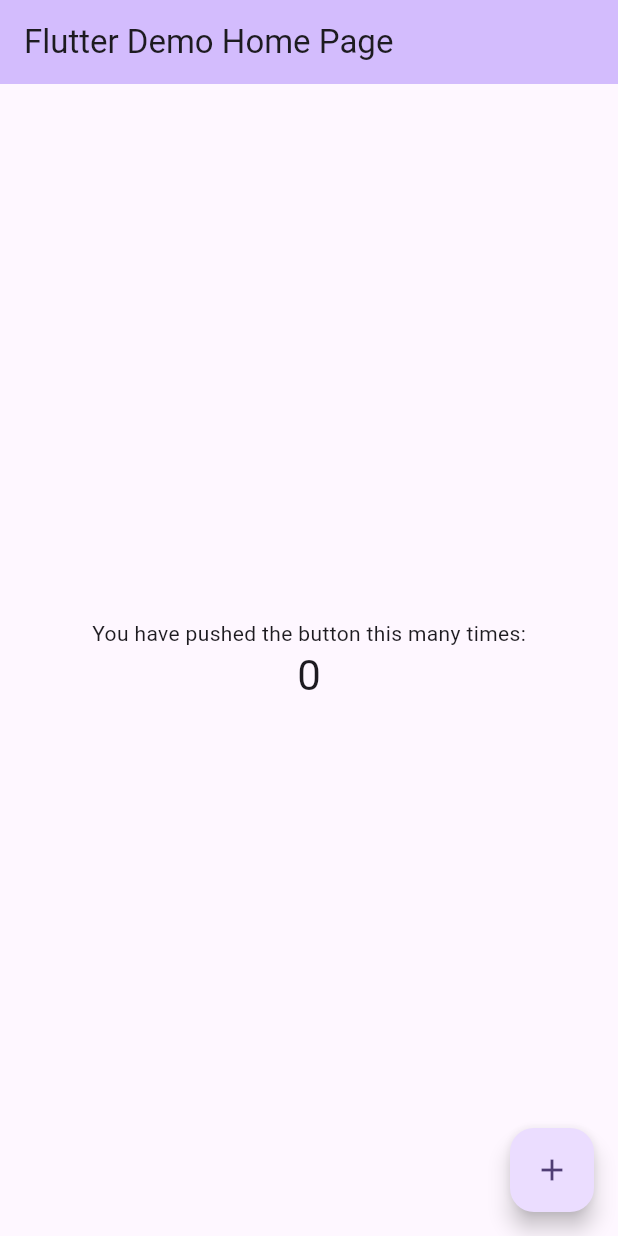
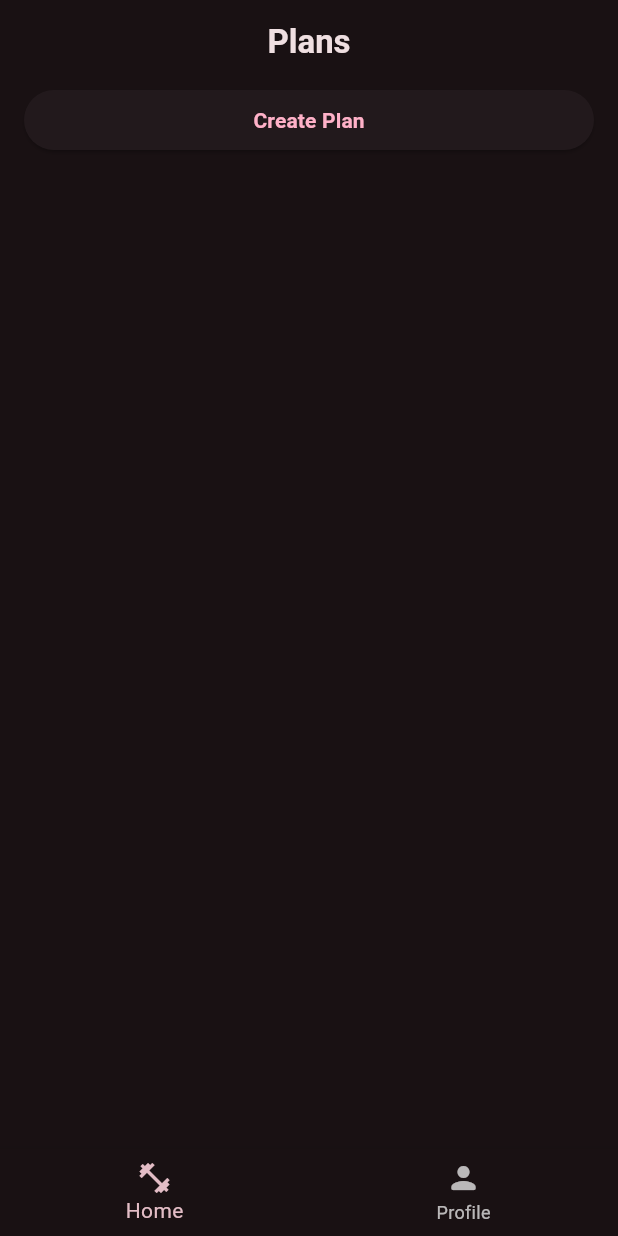
Before and after one commit to Lubsi22/trainsmarter, a Flutter app: the screen it shows after launch, on a phone screen of 412 x 824 dp. Run offline on Flutter 3.47's test engine with Material 3 defaults, Android fonts, the phone set to English and light mode, and no system bars; our stand-ins replace cloud_firestore, firebase_core, multi_dropdown; accounts and stored records are empty.

Commit message:
Some UI and basic Models

```diff
--- /dev/null
+++ b/lib/Model/Exercise.dart
@@ -0,0 +1,52 @@
+import 'package:cloud_firestore/cloud_firestore.dart';
+
+class Exercise {
+
+  final String eName;
+  final List<String>? primaryMuscles;
+  final List<String>? secondaryMuscles;
+  final String? equipment;
+  final int? series;
+  final List<int>? kg;
+  final List<int>? reps;
+
+
+  Exercise({
+    required this.eName,
+    this.primaryMuscles,
+    this.secondaryMuscles,
+    this.equipment,
+    this.series,
+    this.kg,
+    this.reps
+  });
+
+  factory Exercise.fromFirestore(
+      DocumentSnapshot<Map<String, dynamic>> snapshot,
+      SnapshotOptions? options,
+      ) {
+      final data = snapshot.data();
+      return Exercise(
+          eName: data?['eName'],
+          primaryMuscles: data?['primaryMuscles'] is Iterable ? List.from(data?['primaryMuscles']) : null,
+          secondaryMuscles: data?['secondaryMuscles'] is Iterable ? List.from(data?['secondaryMuscles']) : null,
+          equipment: data?['equipment'],
+          series: data?['series'],
+          kg: data?['kg'] is Iterable ? List.from(data?['kg']) : null,
+          reps: data?['reps'] is Iterable ? List.from(data?['reps']) : null,
+      );
+  }
+
+  Map<String, dynamic> toFirestore() {
+    return {
+      'eName': eName,
+      'primaryMuscles': primaryMuscles,
+      'secondaryMuscles' : secondaryMuscles,
+      'equipment' : equipment,
+      'series' : series,
+      'kg' : kg,
+      'reps' : reps,
+    };
+  }
+
+}
--- /dev/null
+++ b/lib/Model/Plan.dart
@@ -0,0 +1,40 @@
+import 'package:cloud_firestore/cloud_firestore.dart';
+import 'package:trainsmarter/Model/Exercise.dart';
+
+class Plan{
+
+  final String pName;
+  final List<Exercise>? exercises;
+  final int? totalKg;
+  final int? totalSeries;
+
+  Plan({
+    required this.pName,
+    this.exercises,
+    this.totalKg,
+    this.totalSeries,
+  });
+
+  factory Plan.fromFirestore(
+      DocumentSnapshot<Map<String, dynamic>> snapshot,
+      SnapshotOptions? options,
+      ) {
+      final data = snapshot.data();
+      return Plan(
+        pName: data?['pName'],
+        exercises: data?['exercises'] is Iterable ? List.from(data?['exercises']) : null,
+        totalKg: data?['totalKg'],
+        totalSeries: data?['totalSeries'],
+      );
+  }
+
+  Map<String, dynamic> toFirestore() {
+    return {
+      'pName' : pName,
+      'exercises' : exercises,
+      'totalKg' : totalKg,
+      'totalSeries' : totalSeries,
+    };
+  }
+
+}
--- /dev/null
+++ b/lib/View/HomePage.dart
@@ -0,0 +1,72 @@
+import 'package:flutter/cupertino.dart';
+import 'package:flutter/material.dart';
+import 'package:trainsmarter/View/CreatePlanPage.dart';
+
+class MyHomePage extends StatefulWidget {
+  const MyHomePage({super.key});
+
+  @override
+  State<MyHomePage> createState() => _MyHomePageState();
+}
+
+class _MyHomePageState extends State<MyHomePage> {
+
+
+  @override
+  Widget build(BuildContext context) {
+    var theme = Theme.of(context);
+
+    return Scaffold(
+      appBar: AppBar(
+        // TRY THIS: Try changing the color here to a specific color (to
+        // Colors.amber, perhaps?) and trigger a hot reload to see the AppBar
+        // change color while the other colors stay the same.
+        backgroundColor: theme.appBarTheme.backgroundColor,
+        // Here we take the value from the MyHomePage object that was created by
+        // the App.build method, and use it to set our appbar title.
+        title: Text(
+          "Plans",
+          style: TextStyle(
+            fontWeight: FontWeight.bold,
+          ),
+        ),
+        centerTitle: true,
+      ),
+      body: SafeArea(
+        child: Padding(
+          padding: EdgeInsetsGeometry.only(left: 16, right: 16),
+          child: Column(
+            mainAxisSize: MainAxisSize.min,
+            mainAxisAlignment: MainAxisAlignment.start,
+            children: [
+              ElevatedButton(
+                  onPressed: () {
+                    Navigator.of(context).push(
+                      MaterialPageRoute(
+                          builder: (_) => CreatePlanPage(),
+                      ),
+                    );
+                  },
+                  child: Center(
+                    child: Text(
+                      "Create Plan",
+                      style: TextStyle(
+                        fontWeight: FontWeight.bold,
+                      ),
+                    ),
+                  ),
+              ),
+
+              Expanded(
+                child: ListView(
+
+                ),
+              ),
+            ],
+          ),
+        ),
+
+      ),
+    );
+  }
+}
--- a/lib/main.dart
+++ b/lib/main.dart
@@ -1,6 +1,15 @@
+import 'package:firebase_core/firebase_core.dart';
 import 'package:flutter/material.dart';
+import 'package:trainsmarter/firebase_options.dart';
 
-void main() {
+import 'View/HomePage.dart';
+import 'View/ProfilePage.dart';
+
+Future<void> main() async {
+  WidgetsFlutterBinding.ensureInitialized();
+  await Firebase.initializeApp(
+    options: DefaultFirebaseOptions.currentPlatform,
+  );
   runApp(const MyApp());
 }
 
@@ -28,15 +37,19 @@ class MyApp extends StatelessWidget {
         //
         // This works for code too, not just values: Most code changes can be
         // tested with just a hot reload.
-        colorScheme: ColorScheme.fromSeed(seedColor: Colors.deepPurple),
+        colorScheme: ColorScheme.fromSeed(
+          seedColor: Colors.black,
+          brightness: Brightness.dark,
+        ),
       ),
-      home: const MyHomePage(title: 'Flutter Demo Home Page'),
+      debugShowCheckedModeBanner: false,
+      home: const MyStartPage(),
     );
   }
 }
 
-class MyHomePage extends StatefulWidget {
-  const MyHomePage({super.key, required this.title});
+class MyStartPage extends StatefulWidget {
+  const MyStartPage({super.key});
 
   // This widget is the home page of your application. It is stateful, meaning
   // that it has a State object (defined below) that contains fields that affect
@@ -47,76 +60,46 @@ class MyHomePage extends StatefulWidget {
   // used by the build method of the State. Fields in a Widget subclass are
   // always marked "final".
 
-  final String title;
 
   @override
-  State<MyHomePage> createState() => _MyHomePageState();
+  State<MyStartPage> createState() => _MyStartPageState();
 }
 
-class _MyHomePageState extends State<MyHomePage> {
-  int _counter = 0;
+class _MyStartPageState extends State<MyStartPage> {
+  var currentIndex = 0;
 
-  void _incrementCounter() {
-    setState(() {
-      // This call to setState tells the Flutter framework that something has
-      // changed in this State, which causes it to rerun the build method below
-      // so that the display can reflect the updated values. If we changed
-      // _counter without calling setState(), then the build method would not be
-      // called again, and so nothing would appear to happen.
-      _counter++;
-    });
-  }
-
+  final _pages = [
+    const MyHomePage(),
+    const MyProfilePage(),
+  ];
   @override
   Widget build(BuildContext context) {
-    // This method is rerun every time setState is called, for instance as done
-    // by the _incrementCounter method above.
-    //
-    // The Flutter framework has been optimized to make rerunning build methods
-    // fast, so that you can just rebuild anything that needs updating rather
-    // than having to individually change instances of widgets.
+    var theme = Theme.of(context);
+
     return Scaffold(
-      appBar: AppBar(
-        // TRY THIS: Try changing the color here to a specific color (to
-        // Colors.amber, perhaps?) and trigger a hot reload to see the AppBar
-        // change color while the other colors stay the same.
-        backgroundColor: Theme.of(context).colorScheme.inversePrimary,
-        // Here we take the value from the MyHomePage object that was created by
-        // the App.build method, and use it to set our appbar title.
-        title: Text(widget.title),
-      ),
-      body: Center(
-        // Center is a layout widget. It takes a single child and positions it
-        // in the middle of the parent.
-        child: Column(
-          // Column is also a layout widget. It takes a list of children and
-          // arranges them vertically. By default, it sizes itself to fit its
-          // children horizontally, and tries to be as tall as its parent.
-          //
-          // Column has various properties to control how it sizes itself and
-          // how it positions its children. Here we use mainAxisAlignment to
-          // center the children vertically; the main axis here is the vertical
-          // axis because Columns are vertical (the cross axis would be
-          // horizontal).
-          //
-          // TRY THIS: Invoke "debug painting" (choose the "Toggle Debug Paint"
-          // action in the IDE, or press "p" in the console), to see the
-          // wireframe for each widget.
-          mainAxisAlignment: MainAxisAlignment.center,
-          children: <Widget>[
-            const Text('You have pushed the button this many times:'),
-            Text(
-              '$_counter',
-              style: Theme.of(context).textTheme.headlineMedium,
+      body: _pages[currentIndex],
+      bottomNavigationBar: SafeArea(
+        child: BottomNavigationBar(
+          backgroundColor: theme.bottomNavigationBarTheme.backgroundColor,
+          items: [
+            BottomNavigationBarItem(
+                icon: Icon(
+                    IconData(0xf07a, fontFamily: 'MaterialIcons'),
+                ),
+                label: "Home"
             ),
-          ],
+            BottomNavigationBarItem(
+                icon: Icon(
+                    Icons.person_rounded,
+                ),
+                label: "Profile"
+            )
+          ], // Required if you're managing state
+          onTap: (index) {
+            setState(() => currentIndex = index);
+          },
         ),
-      ),
-      floatingActionButton: FloatingActionButton(
-        onPressed: _incrementCounter,
-        tooltip: 'Increment',
-        child: const Icon(Icons.add),
-      ), // This trailing comma makes auto-formatting nicer for build methods.
+      ),// This trailing comma makes auto-formatting nicer for build methods.
     );
   }
 }
--- a/pubspec.yaml
+++ b/pubspec.yaml
@@ -35,6 +35,9 @@ dependencies:
   # Use with the CupertinoIcons class for iOS style icons.
   cupertino_icons: ^1.0.8
   firebase_core: ^3.14.0
+  firebase_auth: ^5.6.0
+  multi_dropdown: ^3.0.1
+  cloud_firestore: ^5.6.11
 
 dev_dependencies:
   flutter_test:
```
Also changed, not shown: lib/Model/User.dart (added, +31 -0 lines), lib/View/AddExercisePage.dart (added, +143 -0 lines), lib/View/CreateExercisePage.dart (added, +74 -0 lines), lib/View/CreatePlanPage.dart (added, +92 -0 lines), lib/View/ProfilePage.dart (added, +21 -0 lines), pubspec.lock, 1 other file.
